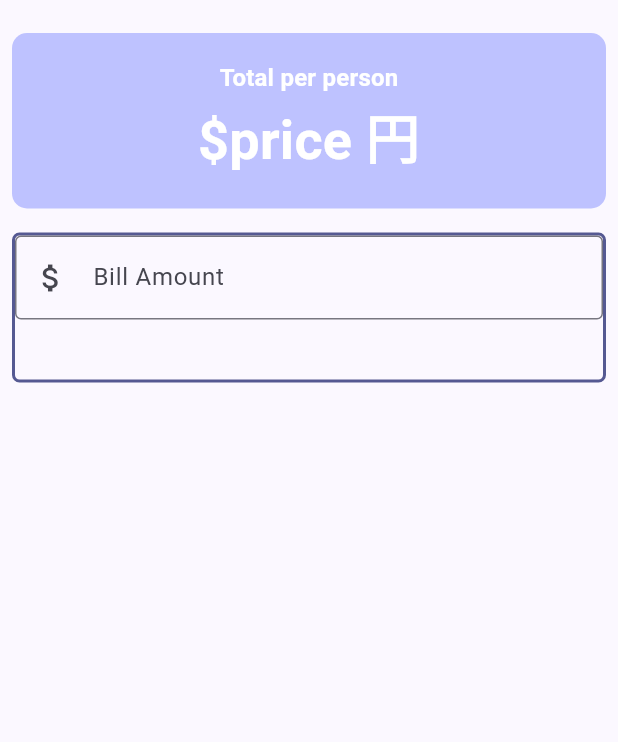
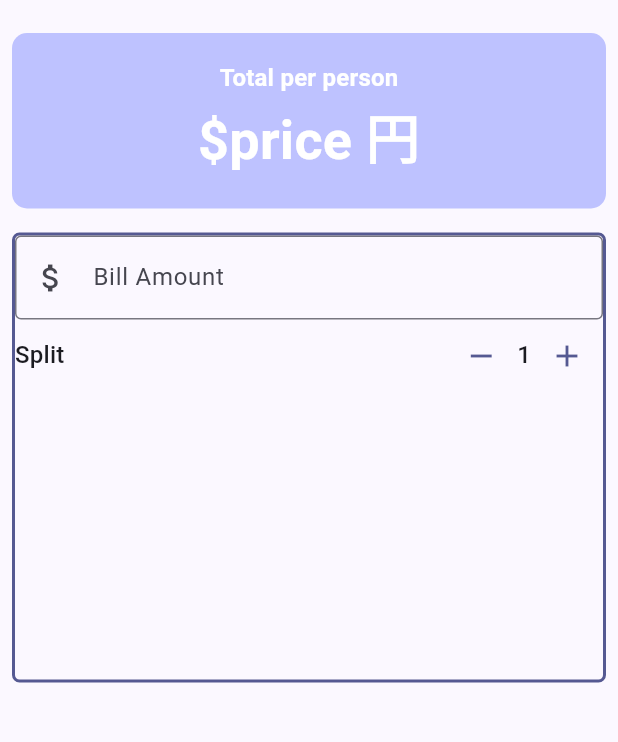
Before and after one commit to BannoTaichi/Utip, a Flutter app: the screen it shows after launch, on a phone screen of 412 x 824 dp, the part 63-805 px from its top. Run offline on Flutter 3.47's test engine with Material 3 defaults, Android fonts, the phone set to English and light mode, and no system bars.

```diff
--- a/lib/main.dart
+++ b/lib/main.dart
@@ -32,6 +32,23 @@ class UTip extends StatefulWidget {
 }
 
 class _UTipState extends State<UTip> {
+  int _personCount = 1;
+
+  //Methods
+  void increment() {
+    setState(() {
+      _personCount++;
+    });
+  }
+
+  void decrement() {
+    setState(() {
+      if (_personCount > 0) {
+        _personCount--;
+      }
+    });
+  }
+
   @override
   Widget build(BuildContext context) {
     print(context.widget); //出力：UTip
@@ -73,7 +90,7 @@ class _UTipState extends State<UTip> {
             padding: const EdgeInsets.all(8.0),
             child: Container(
               width: 100,
-              height: 100,
+              height: 300,
               decoration: BoxDecoration(
                 borderRadius: BorderRadius.circular(5),
                 border: Border.all(color: theme.colorScheme.primary, width: 2),
@@ -90,6 +107,30 @@ class _UTipState extends State<UTip> {
                       print("Value: $value");
                     },
                   ),
+                  // Split Bill area
+                  Row(
+                    mainAxisAlignment: MainAxisAlignment.spaceBetween,
+                    children: [
+                      Text(
+                        "Split",
+                        style: theme.textTheme.titleMedium,
+                      ),
+                      Row(
+                        children: [
+                          IconButton(
+                              color: theme.colorScheme.primary,
+                              onPressed: decrement,
+                              icon: Icon(Icons.remove)),
+                          Text("$_personCount",
+                              style: theme.textTheme.titleMedium),
+                          IconButton(
+                              color: theme.colorScheme.primary,
+                              onPressed: increment,
+                              icon: Icon(Icons.add)),
+                        ],
+                      ),
+                    ],
+                  ),
                 ],
               ),
             ),
```
